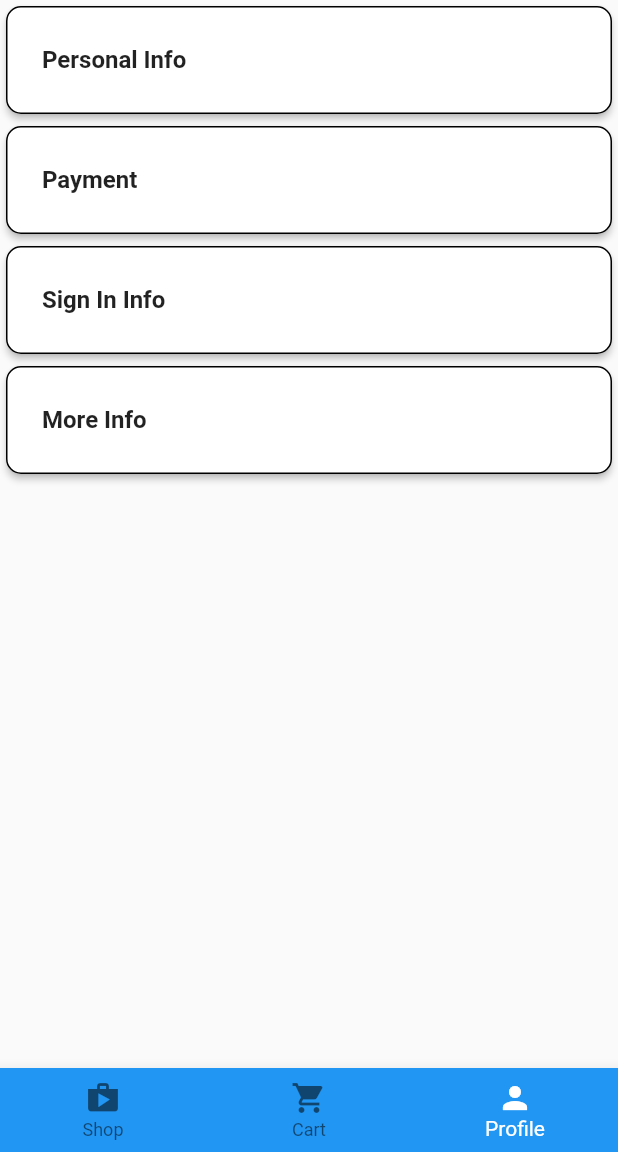
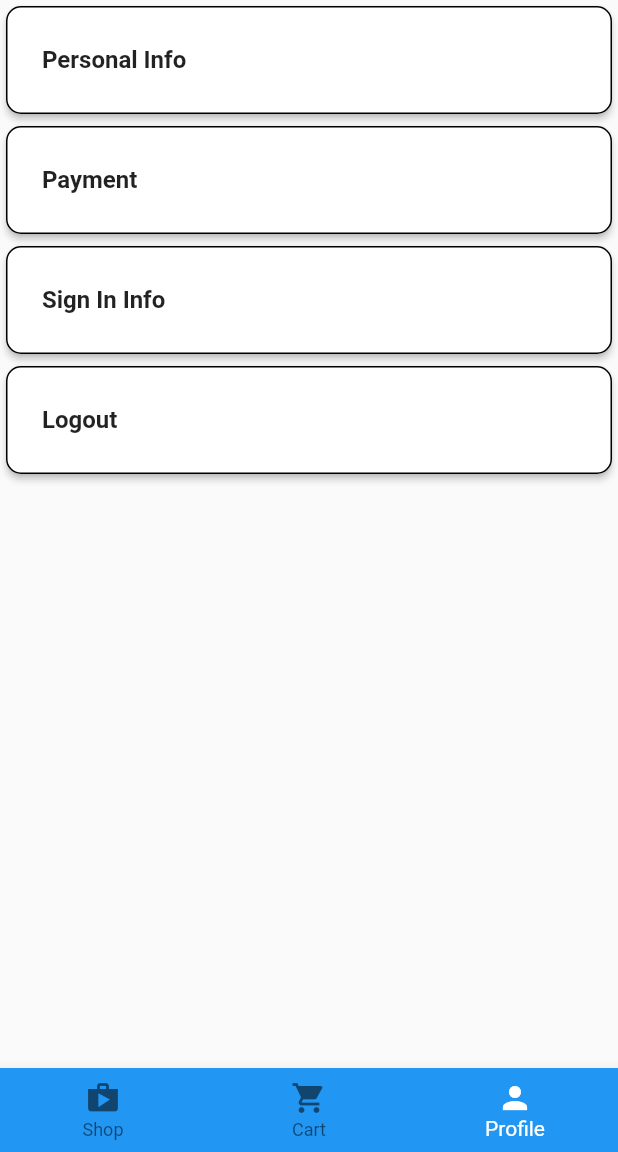
Before and after one commit to Zvckaya/Go_Router, a Flutter app: the screen it shows after launch, after a tap on "Login", on a phone screen of 412 x 824 dp, the part 84-1236 px from its top. Run offline on Flutter 3.47's test engine with Material 2 defaults, Android fonts, the phone set to English and light mode, and no system bars; our stand-ins replace extended_masked_text, go_router, shared_preferences.

```diff
--- a/lib/router.dart
+++ b/lib/router.dart
@@ -6,6 +6,7 @@ import 'constants.dart';
 import 'login_state.dart';
 import 'ui/cart.dart';
 import 'ui/create_account.dart';
+import 'ui/details.dart';
 import 'ui/error_page.dart';
 import 'ui/home_screen.dart';
 import 'ui/login.dart';
@@ -42,12 +43,19 @@ class MyRouter {
         }),
         routes: [
           GoRoute(
-            path: 'personal',
+            path: 'profile-personal',
             name: profilePersonalRouteName,
             builder: (context, state) {
               return const PersonalInfo();
             },
-          )
+          ),
+          GoRoute(
+            path: 'details/:item',
+            name: detailsRouteName,
+            builder: (context, state) {
+              return Details(description: state.pathParameters['item'] ?? '');
+            },
+          ),
         ],
       )
     ],
@@ -55,7 +63,6 @@ class MyRouter {
       final loggedIn = loginState.loggedIn;
       final inAuthPages = state.location.contains(loginRouteName) ||
           state.location.contains(createAccountRouteName);
-
       if (loggedIn && inAuthPages) return '/profile';
       if (!loggedIn && !inAuthPages) return '/login';
     },
--- a/lib/ui/home_screen.dart
+++ b/lib/ui/home_screen.dart
@@ -94,6 +94,7 @@ class _HomeScreenState extends State<HomeScreen> {
         currentIndex: _selectedIndex,
         selectedItemColor: Colors.white,
         onTap: (index) {
+          _selectedIndex = index;
           switch (index) {
             case 0:
               context.go('/shop');
--- a/lib/ui/profile.dart
+++ b/lib/ui/profile.dart
@@ -1,7 +1,9 @@
 import 'package:flutter/material.dart';
 import 'package:go_router/go_router.dart';
+import 'package:provider/provider.dart';
 
 import '../constants.dart';
+import '../login_state.dart';
 
 class Profile extends StatefulWidget {
   const Profile({Key? key}) : super(key: key);
@@ -88,14 +90,18 @@ class _ProfileState extends State<Profile> {
         padding: const EdgeInsets.all(8.0),
         child: ListTile(
           title: const Text(
-            'More Info',
+            'Logout',
             style: TextStyle(fontWeight: FontWeight.bold),
           ),
           onTap: () {
-            // TODO: Add More Info Route
+            LogOut(context);
           },
         ),
       ),
     );
   }
+
+  void LogOut(BuildContext context) {
+    Provider.of<LoginState>(context, listen: false).loggedIn = false;
+  }
 }
--- a/lib/ui/shopping.dart
+++ b/lib/ui/shopping.dart
@@ -28,6 +28,7 @@
  * THE SOFTWARE.
  */
 import 'package:flutter/material.dart';
+import 'package:go_router/go_router.dart';
 
 import '../constants.dart';
 
@@ -45,7 +46,8 @@ class Shopping extends StatelessWidget {
             title: Text(items[index]),
             onTap: () {
               final value = items[index];
-              // TODO: Add Push Details Route
+              context.goNamed('subDetailsRouteName',
+                  pathParameters: {'tab': 'shop', 'item': value});
             },
           );
         },
```
